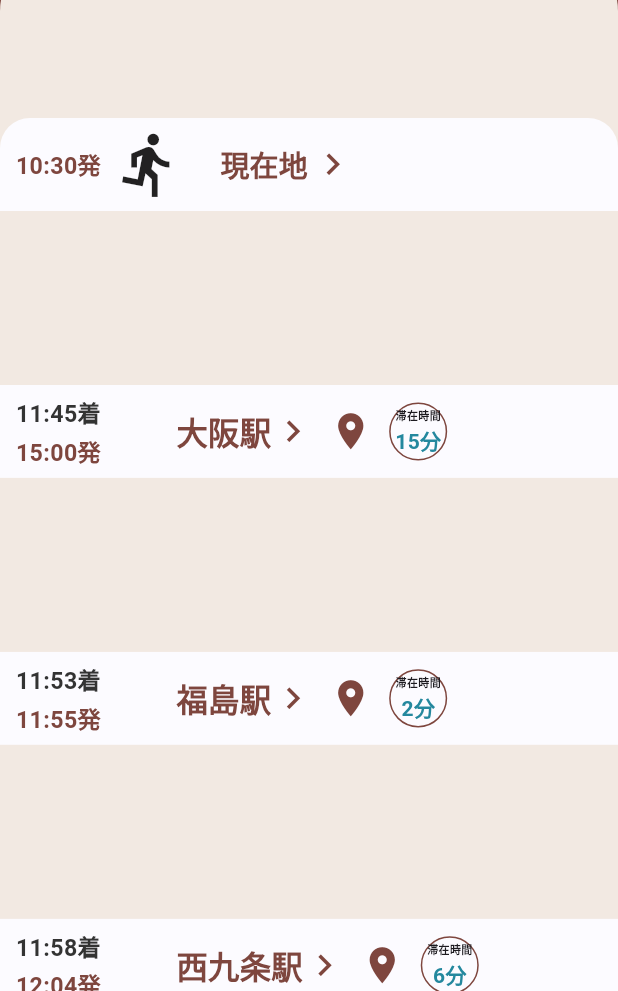
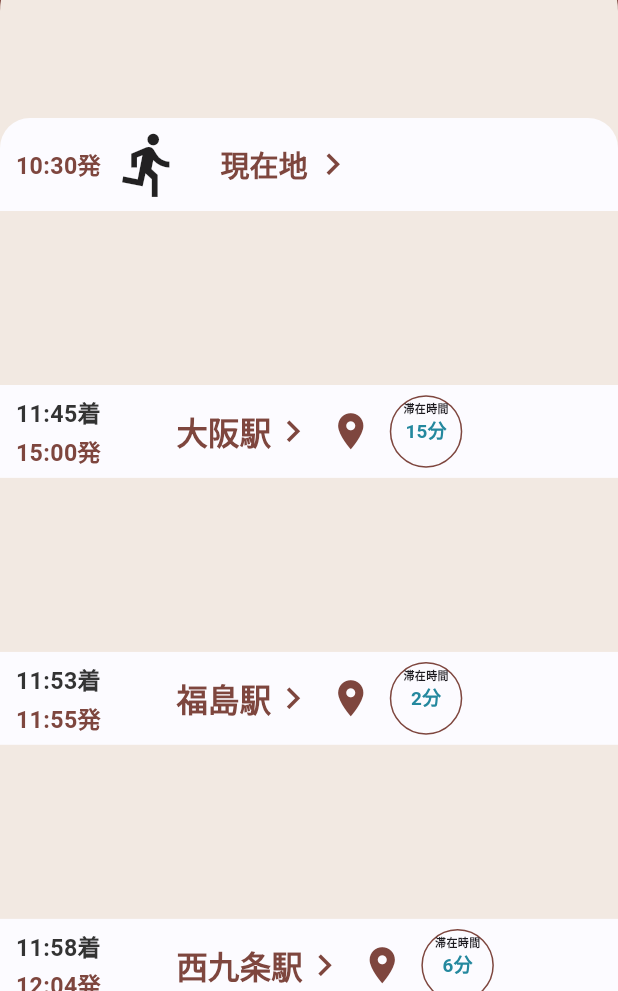
Before and after one commit to k-hinata515/time_alchemy_app, a Flutter app: the Navigation_Page screen opened directly, on a phone screen of 412 x 824 dp, the part 245-1236 px from its top. Run offline on Flutter 3.47's test engine with Material 3 defaults, Android fonts, the phone set to English and light mode, and no system bars; our stand-ins replace cloud_firestore, device_preview, dotted_border, firebase_auth, firebase_core, flutter_rating_bar and 5 more; accounts and stored records are empty; generated files the repository leaves out were written again.

Commit message:
[update]コードを修正しました

```diff
--- a/lib/View/Hobby_Registration.dart
+++ b/lib/View/Hobby_Registration.dart
@@ -173,8 +173,8 @@ class _SelectedHobby extends State<SelectedHobby> {
                 width: MediaQuery.of(context).size.width, // 横幅を画面幅いっぱいに
                 child: Center(
                   child: ChoiceButtonRed(
-                    height: 100,
-                    width: 15,
+                    height: 45,
+                    width: 120,
                     text: '次へ',
                     onPressed: () => _validateAndNavigate(context),
                   ),
--- a/lib/View/Navigation.dart
+++ b/lib/View/Navigation.dart
@@ -308,9 +308,10 @@ class _Navigation_Page extends State<Navigation_Page> {
                                       if(stayingtime!=null)
                                       Align(
                                         alignment: Alignment.centerRight,
-                                         child: Container(//以下を入れる
-                                          height: screen.designH(40),
-                                          width: screen.designW(40),
+                                         child: Container(
+                                          alignment: Alignment.center,
+                                          height: screen.designH(50),
+                                          width: screen.designW(50),
                                           decoration:  BoxDecoration(
                                             color: Colors_compornet.textfontColorWhite,
                                             shape: BoxShape.circle,
@@ -331,7 +332,9 @@ class _Navigation_Page extends State<Navigation_Page> {
                                                 '$stayingtime分',
                                                 style: TextStyle(
                                                   color: Colors_compornet.staytime,
-                                                  fontWeight: FontWeight.bold
+                                                  fontWeight: FontWeight.bold,
+                                                  fontSize: screen.designW(12),
+
                                                 ),
                                               )
                                             ],
```
Also changed, not shown: lib/View/Sign_Up_Page.dart (+2 -6 lines), lib/View/googlemap.dart (+19 -25 lines).
